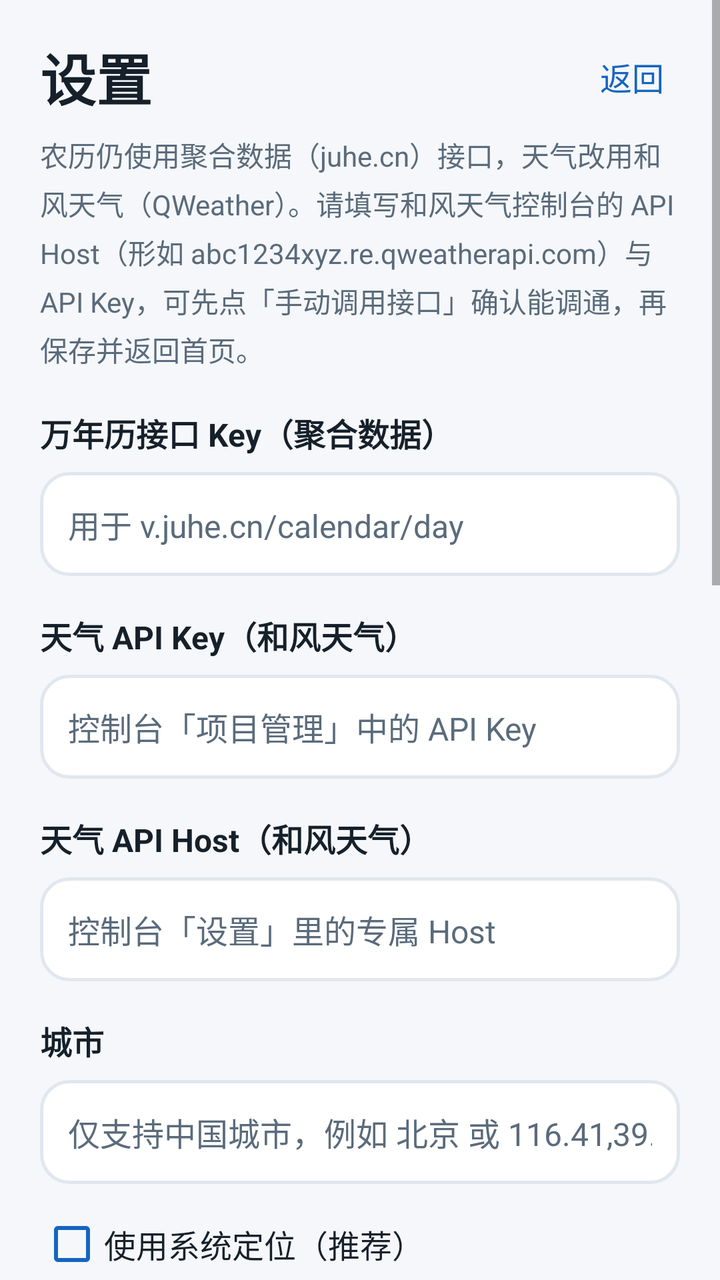
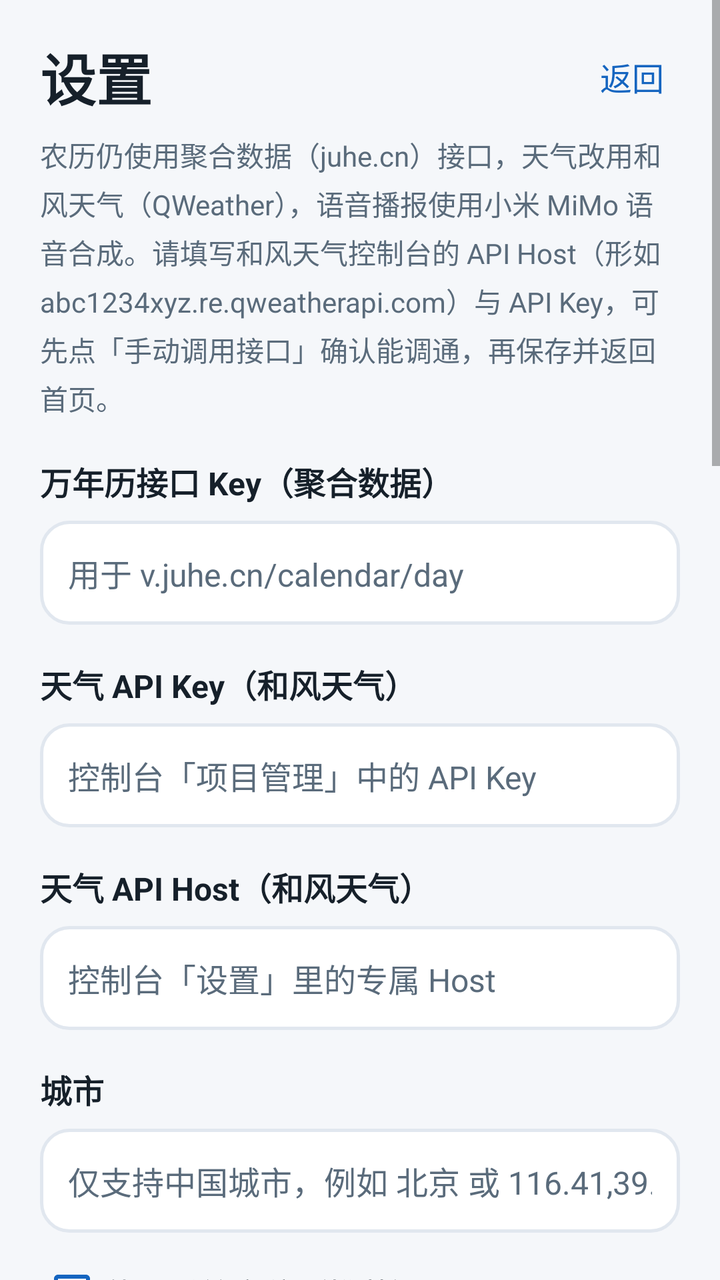

Screens rendered from an Android XML layout before and after an edit, with the pre-edit source and the edit as a unified diff.
<!-- AndroidManifest.xml: application theme AppTheme -->
<!-- res/layout/activity_settings.xml -->
<?xml version="1.0" encoding="utf-8"?>
<ScrollView xmlns:android="http://schemas.android.com/apk/res/android"
    android:id="@+id/settingsScroll"
    android:layout_width="match_parent"
    android:layout_height="match_parent"
    android:background="@color/bg"
    android:fillViewport="true">

    <LinearLayout
        android:layout_width="match_parent"
        android:layout_height="wrap_content"
        android:orientation="vertical"
        android:paddingStart="20dp"
        android:paddingTop="18dp"
        android:paddingEnd="20dp"
        android:paddingBottom="24dp">

        <LinearLayout
            android:layout_width="match_parent"
            android:layout_height="wrap_content"
            android:gravity="center_vertical"
            android:orientation="horizontal">

            <TextView
                android:layout_width="wrap_content"
                android:layout_height="wrap_content"
                android:fontFamily="sans-serif-medium"
                android:text="@string/settings_title"
                android:textColor="@color/text_primary"
                android:textSize="28sp"
                android:textStyle="bold" />

            <Space
                android:layout_width="0dp"
                android:layout_height="1dp"
                android:layout_weight="1" />

            <TextView
                android:id="@+id/btnBack"
                android:layout_width="wrap_content"
                android:layout_height="wrap_content"
                android:clickable="true"
                android:focusable="true"
                android:padding="8dp"
                android:text="@string/settings_back"
                android:textColor="@color/accent"
                android:textSize="16sp" />
        </LinearLayout>

        <TextView
            android:layout_width="match_parent"
            android:layout_height="wrap_content"
            android:layout_marginTop="8dp"
            android:lineSpacingExtra="4dp"
            android:text="@string/settings_intro"
            android:textColor="@color/text_secondary"
            android:textSize="14sp" />

        <TextView
            android:layout_width="match_parent"
            android:layout_height="wrap_content"
            android:layout_marginTop="20dp"
            android:text="@string/calendar_key_label"
            android:textColor="@color/text_primary"
            android:textSize="16sp"
            android:textStyle="bold" />

        <EditText
            android:id="@+id/etCalendarKey"
            android:layout_width="match_parent"
            android:layout_height="52dp"
            android:layout_marginTop="8dp"
            android:background="@drawable/bg_input"
            android:hint="@string/calendar_key_hint"
            android:importantForAutofill="no"
            android:inputType="text"
            android:maxLines="1"
            android:paddingStart="14dp"
            android:paddingEnd="14dp"
            android:singleLine="true"
            android:textColor="@color/text_primary"
            android:textColorHint="@color/text_secondary"
            android:textSize="16sp" />

        <TextView
            android:layout_width="match_parent"
            android:layout_height="wrap_content"
            android:layout_marginTop="18dp"
            android:text="@string/weather_key_label"
            android:textColor="@color/text_primary"
            android:textSize="16sp"
            android:textStyle="bold" />

        <EditText
            android:id="@+id/etWeatherKey"
            android:layout_width="match_parent"
            android:layout_height="52dp"
            android:layout_marginTop="8dp"
            android:background="@drawable/bg_input"
            android:hint="@string/weather_key_hint"
            android:importantForAutofill="no"
            android:inputType="text"
            android:maxLines="1"
            android:paddingStart="14dp"
            android:paddingEnd="14dp"
            android:singleLine="true"
            android:textColor="@color/text_primary"
            android:textColorHint="@color/text_secondary"
            android:textSize="16sp" />

        <TextView
            android:layout_width="match_parent"
            android:layout_height="wrap_content"
            android:layout_marginTop="18dp"
            android:text="@string/weather_host_label"
            android:textColor="@color/text_primary"
            android:textSize="16sp"
            android:textStyle="bold" />

        <EditText
            android:id="@+id/etWeatherHost"
            android:layout_width="match_parent"
            android:layout_height="52dp"
            android:layout_marginTop="8dp"
            android:background="@drawable/bg_input"
            android:hint="@string/weather_host_hint"
            android:importantForAutofill="no"
            android:inputType="textUri"
            android:maxLines="1"
            android:paddingStart="14dp"
            android:paddingEnd="14dp"
            android:singleLine="true"
            android:textColor="@color/text_primary"
            android:textColorHint="@color/text_secondary"
            android:textSize="16sp" />

        <TextView
            android:layout_width="match_parent"
            android:layout_height="wrap_content"
            android:layout_marginTop="18dp"
            android:text="@string/city_label"
            android:textColor="@color/text_primary"
            android:textSize="16sp"
            android:textStyle="bold" />

        <EditText
            android:id="@+id/etCity"
            android:layout_width="match_parent"
            android:layout_height="52dp"
            android:layout_marginTop="8dp"
            android:background="@drawable/bg_input"
            android:hint="@string/city_hint"
            android:importantForAutofill="no"
            android:inputType="text"
            android:maxLines="1"
            android:paddingStart="14dp"
            android:paddingEnd="14dp"
            android:singleLine="true"
            android:textColor="@color/text_primary"
            android:textColorHint="@color/text_secondary"
            android:textSize="16sp" />

        <CheckBox
            android:id="@+id/cbUseLocation"
            android:layout_width="match_parent"
            android:layout_height="wrap_content"
            android:layout_marginTop="14dp"
            android:buttonTint="@color/accent"
            android:text="@string/settings_use_location"
            android:textColor="@color/text_primary"
            android:textSize="16sp" />

        <TextView
            android:id="@+id/tvLocationInfo"
            android:layout_width="match_parent"
            android:layout_height="wrap_content"
            android:layout_marginTop="6dp"
            android:lineSpacingExtra="3dp"
            android:text="@string/settings_location_info_city"
            android:textColor="@color/text_secondary"
            android:textSize="13sp" />

        <Button
            android:id="@+id/btnLocate"
            android:layout_width="match_parent"
            android:layout_height="48dp"
            android:layout_marginTop="10dp"
            android:backgroundTint="@color/accent_light"
            android:text="@string/settings_relocate"
            android:textColor="@color/accent"
            android:textSize="16sp" />

        <Button
            android:id="@+id/btnSave"
            android:layout_width="match_parent"
            android:layout_height="52dp"
            android:layout_marginTop="24dp"
            android:backgroundTint="@color/accent"
            android:text="@string/settings_save"
            android:textColor="@color/card"
            android:textSize="17sp" />

        <Button
            android:id="@+id/btnTest"
            android:layout_width="match_parent"
            android:layout_height="52dp"
            android:layout_marginTop="12dp"
            android:backgroundTint="@color/accent_light"
            android:text="@string/settings_test"
            android:textColor="@color/accent"
            android:textSize="17sp" />

        <TextView
            android:layout_width="match_parent"
            android:layout_height="wrap_content"
            android:layout_marginTop="20dp"
            android:text="@string/settings_test_result_label"
            android:textColor="@color/text_primary"
            android:textSize="16sp"
            android:textStyle="bold" />

        <com.local.tianqi.InnerScrollView
            android:id="@+id/testResultScroll"
            android:layout_width="match_parent"
            android:layout_height="280dp"
            android:layout_marginTop="8dp"
            android:background="@drawable/bg_input"
            android:fadeScrollbars="false"
            android:fillViewport="true"
            android:padding="12dp"
            android:scrollbars="vertical">

            <TextView
                android:id="@+id/tvTestResult"
                android:layout_width="match_parent"
                android:layout_height="wrap_content"
                android:fontFamily="monospace"
                android:lineSpacingExtra="2dp"
                android:text="@string/settings_test_result_hint"
                android:textColor="@color/text_primary"
                android:textIsSelectable="true"
                android:textSize="12sp" />
        </com.local.tianqi.InnerScrollView>

        <Button
            android:id="@+id/btnClearCache"
            android:layout_width="match_parent"
            android:layout_height="52dp"
            android:layout_marginTop="12dp"
            android:backgroundTint="@color/divider"
            android:text="@string/settings_clear_cache"
            android:textColor="@color/text_primary"
            android:textSize="17sp" />

        <TextView
            android:id="@+id/tvCacheInfo"
            android:layout_width="match_parent"
            android:layout_height="wrap_content"
            android:layout_marginTop="20dp"
            android:lineSpacingExtra="4dp"
            android:textColor="@color/text_secondary"
            android:textSize="14sp" />

        <TextView
            android:layout_width="match_parent"
            android:layout_height="wrap_content"
            android:layout_marginTop="16dp"
            android:lineSpacingExtra="4dp"
            android:text="@string/settings_tip"
            android:textColor="@color/text_secondary"
            android:textSize="13sp" />
    </LinearLayout>
</ScrollView>
<!-- resources referenced by this layout -->
<resources>
  <color name="accent">#1565C0</color>
  <color name="accent_light">#E3F0FC</color>
  <color name="bg">#F5F7FA</color>
  <color name="card">#FFFFFF</color>
  <color name="divider">#E1E7EF</color>
  <color name="text_primary">#16202A</color>
  <color name="text_secondary">#5A6B7B</color>
  <!-- drawable bg_input (drawable) -->
  <?xml version="1.0" encoding="utf-8"?>
  <shape xmlns:android="http://schemas.android.com/apk/res/android"
      android:shape="rectangle">
      <solid android:color="@color/card" />
      <corners android:radius="14dp" />
      <stroke
          android:width="1.5dp"
          android:color="@color/divider" />
  </shape>
  <string name="calendar_key_hint">用于 v.juhe.cn/calendar/day</string>
  <string name="calendar_key_label">万年历接口 Key（聚合数据）</string>
  <string name="city_hint">仅支持中国城市，例如 北京 或 116.41,39.92</string>
  <string name="city_label">城市</string>
  <string name="settings_back">返回</string>
  <string name="settings_clear_cache">清除缓存</string>
  <string name="settings_intro">农历仍使用聚合数据（juhe.cn）接口，天气改用和风天气（QWeather）。请填写和风天气控制台的 API Host（形如 abc1234xyz.re.qweatherapi.com）与 API Key，可先点「手动调用接口」确认能调通，再保存并返回首页。</string>
  <string name="settings_location_info_city">当前按城市名查询，仅支持中国城市。</string>
  <string name="settings_relocate">重新定位</string>
  <string name="settings_save">保存并返回</string>
  <string name="settings_test">手动调用接口</string>
  <string name="settings_test_result_hint">点击「手动调用接口」后，这里会显示万年历、和风天气城市搜索、实时天气、逐小时和每日预报的原始返回内容。</string>
  <string name="settings_test_result_label">接口返回内容</string>
  <string name="settings_tip">无网络时：农历会按前一天缓存推算当天；天气会显示缓存，缓存跨天后自动隐藏逐小时预报。和风天气每日预报最多 10 天。</string>
  <string name="settings_title">设置</string>
  <string name="settings_use_location">使用系统定位（推荐）</string>
  <string name="weather_host_hint">控制台「设置」里的专属 Host</string>
  <string name="weather_host_label">天气 API Host（和风天气）</string>
  <string name="weather_key_hint">控制台「项目管理」中的 API Key</string>
  <string name="weather_key_label">天气 API Key（和风天气）</string>
  <style name="AppTheme" parent="android:Theme.Material.Light.NoActionBar">
          <item name="android:windowBackground">@color/bg</item>
          <item name="android:statusBarColor">@color/bg</item>
          <item name="android:navigationBarColor">@color/bg</item>
          <item name="android:windowLightStatusBar">true</item>
      </style>
</resources>

<!-- the commit's change to res/layout/activity_settings.xml (unified diff, before → after) -->
@@ -190,6 +190,88 @@
             android:textColor="@color/accent"
             android:textSize="16sp" />
 
+        <TextView
+            android:layout_width="match_parent"
+            android:layout_height="wrap_content"
+            android:layout_marginTop="22dp"
+            android:text="@string/tts_key_label"
+            android:textColor="@color/text_primary"
+            android:textSize="16sp"
+            android:textStyle="bold" />
+
+        <EditText
+            android:id="@+id/etMimoKey"
+            android:layout_width="match_parent"
+            android:layout_height="52dp"
+            android:layout_marginTop="8dp"
+            android:background="@drawable/bg_input"
+            android:hint="@string/tts_key_hint"
+            android:importantForAutofill="no"
+            android:inputType="text"
+            android:maxLines="1"
+            android:paddingStart="14dp"
+            android:paddingEnd="14dp"
+            android:singleLine="true"
+            android:textColor="@color/text_primary"
+            android:textColorHint="@color/text_secondary"
+            android:textSize="16sp" />
+
+        <TextView
+            android:layout_width="match_parent"
+            android:layout_height="wrap_content"
+            android:layout_marginTop="18dp"
+            android:text="@string/tts_voice_label"
+            android:textColor="@color/text_primary"
+            android:textSize="16sp"
+            android:textStyle="bold" />
+
+        <LinearLayout
+            android:layout_width="match_parent"
+            android:layout_height="52dp"
+            android:layout_marginTop="8dp"
+            android:background="@drawable/bg_input"
+            android:gravity="center_vertical"
+            android:orientation="horizontal"
+            android:paddingStart="14dp"
+            android:paddingEnd="12dp">
+
+            <Spinner
+                android:id="@+id/spMimoVoice"
+                android:layout_width="0dp"
+                android:layout_height="match_parent"
+                android:layout_weight="1"
+                android:background="@null" />
+
+            <ImageView
+                android:layout_width="16dp"
+                android:layout_height="16dp"
+                android:alpha="0.6"
+                android:contentDescription="@string/tts_voice_label"
+                android:rotation="90"
+                android:src="@drawable/ic_chevron_right"
+                android:tint="@color/text_secondary" />
+        </LinearLayout>
+
+        <TextView
+            android:id="@+id/tvTtsInfo"
+            android:layout_width="match_parent"
+            android:layout_height="wrap_content"
+            android:layout_marginTop="8dp"
+            android:lineSpacingExtra="3dp"
+            android:text="@string/tts_info"
+            android:textColor="@color/text_secondary"
+            android:textSize="13sp" />
+
+        <Button
+            android:id="@+id/btnVoiceTest"
+            android:layout_width="match_parent"
+            android:layout_height="48dp"
+            android:layout_marginTop="10dp"
+            android:backgroundTint="@color/accent_light"
+            android:text="@string/tts_test"
+            android:textColor="@color/accent"
+            android:textSize="16sp" />
+
         <Button
             android:id="@+id/btnSave"
             android:layout_width="match_parent"
<!-- resource entries referenced after the edit -->
@@ -17,22 +17,43 @@
           android:width="1.5dp"
           android:color="@color/divider" />
   </shape>
+  <!-- drawable ic_chevron_right (drawable) -->
+  <?xml version="1.0" encoding="utf-8"?>
+  <vector xmlns:android="http://schemas.android.com/apk/res/android"
+      android:width="108dp"
+      android:height="108dp"
+      android:viewportWidth="108"
+      android:viewportHeight="108">
+  
+      <path
+          android:fillColor="#00000000"
+          android:pathData="M40,26 L66,54 L40,82"
+          android:strokeColor="#1565C0"
+          android:strokeLineCap="round"
+          android:strokeLineJoin="round"
+          android:strokeWidth="9" />
+  </vector>
   <string name="calendar_key_hint">用于 v.juhe.cn/calendar/day</string>
   <string name="calendar_key_label">万年历接口 Key（聚合数据）</string>
   <string name="city_hint">仅支持中国城市，例如 北京 或 116.41,39.92</string>
   <string name="city_label">城市</string>
   <string name="settings_back">返回</string>
   <string name="settings_clear_cache">清除缓存</string>
-  <string name="settings_intro">农历仍使用聚合数据（juhe.cn）接口，天气改用和风天气（QWeather）。请填写和风天气控制台的 API Host（形如 abc1234xyz.re.qweatherapi.com）与 API Key，可先点「手动调用接口」确认能调通，再保存并返回首页。</string>
+  <string name="settings_intro">农历仍使用聚合数据（juhe.cn）接口，天气改用和风天气（QWeather），语音播报使用小米 MiMo 语音合成。请填写和风天气控制台的 API Host（形如 abc1234xyz.re.qweatherapi.com）与 API Key，可先点「手动调用接口」确认能调通，再保存并返回首页。</string>
   <string name="settings_location_info_city">当前按城市名查询，仅支持中国城市。</string>
   <string name="settings_relocate">重新定位</string>
   <string name="settings_save">保存并返回</string>
   <string name="settings_test">手动调用接口</string>
-  <string name="settings_test_result_hint">点击「手动调用接口」后，这里会显示万年历、和风天气城市搜索、实时天气、逐小时和每日预报的原始返回内容。</string>
+  <string name="settings_test_result_hint">点击「手动调用接口」后，这里会显示万年历、和风天气城市搜索、实时天气、逐小时和每日预报，以及小米 MiMo 语音合成的原始返回内容。</string>
   <string name="settings_test_result_label">接口返回内容</string>
   <string name="settings_tip">无网络时：农历会按前一天缓存推算当天；天气会显示缓存，缓存跨天后自动隐藏逐小时预报。和风天气每日预报最多 10 天。</string>
   <string name="settings_title">设置</string>
   <string name="settings_use_location">使用系统定位（推荐）</string>
+  <string name="tts_info">点击首页农历卡片播报农历月日，点击逐小时天气播报今天的天气，点击每日预报播报明天的天气。合成结果会缓存，同一段话再点不会重复请求。</string>
+  <string name="tts_key_hint">MiMo 控制台的 API Key，留空则用系统语音</string>
+  <string name="tts_key_label">语音播报 Key（小米 MiMo TTS）</string>
+  <string name="tts_test">试听播报</string>
+  <string name="tts_voice_label">播报音色</string>
   <string name="weather_host_hint">控制台「设置」里的专属 Host</string>
   <string name="weather_host_label">天气 API Host（和风天气）</string>
   <string name="weather_key_hint">控制台「项目管理」中的 API Key</string>
